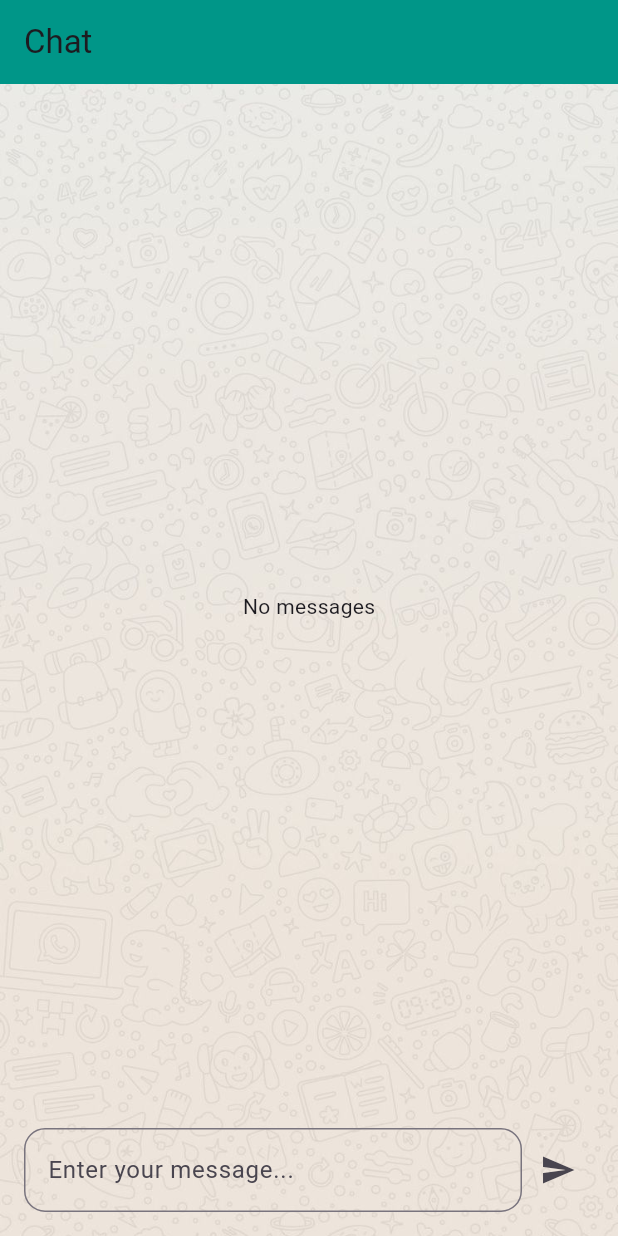
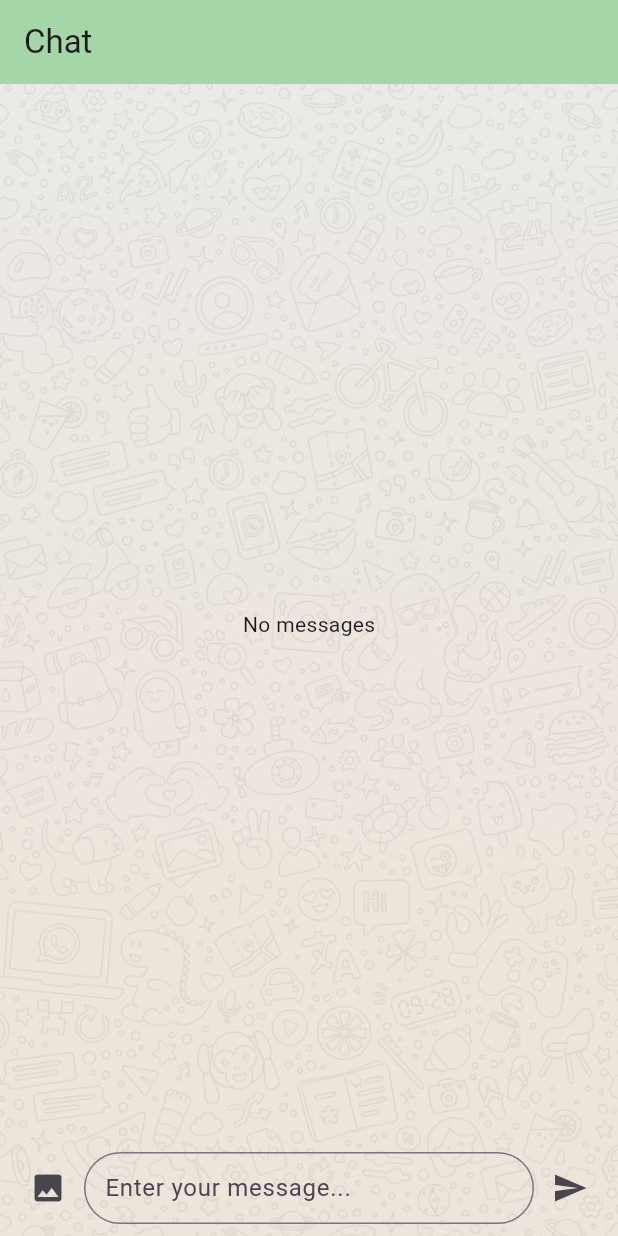
Before and after one commit to Arshadkhan247/Memory-Mentor-App, a Flutter app: the screen it shows after launch, after a tap on the "send" icon, on a phone screen of 412 x 824 dp. Run offline on Flutter 3.47's test engine with Material 3 defaults, Android fonts, the phone set to English and light mode, and no system bars; our stand-ins replace cloud_firestore, firebase_auth, firebase_core, firebase_storage, geocoding, geolocator and 4 more; accounts and stored records are empty.

Commit message:
change in textformfield and add image icon.

```diff
--- a/lib/Screens/Patient Dashboard/screen/patient_calls_and_chats_screen.dart
+++ b/lib/Screens/Patient Dashboard/screen/patient_calls_and_chats_screen.dart
@@ -1,215 +1,11 @@
-// import 'package:flutter/material.dart';
-// import 'package:cloud_firestore/cloud_firestore.dart';
-// import 'package:firebase_auth/firebase_auth.dart';
-// import 'package:intl/intl.dart';
+import 'dart:io';
 
-// class PatientCallsAndChatsScreen extends StatefulWidget {
-//   final String otherUserUid; // UID of the other user (patient or caregiver)
-
-//   const PatientCallsAndChatsScreen({Key? key, required this.otherUserUid})
-//       : super(key: key);
-
-//   @override
-//   _PatientCallsAndChatsScreenState createState() =>
-//       _PatientCallsAndChatsScreenState();
-// }
-
-// class _PatientCallsAndChatsScreenState
-//     extends State<PatientCallsAndChatsScreen> {
-//   final FirebaseAuth _auth = FirebaseAuth.instance;
-//   final FirebaseFirestore _firestore = FirebaseFirestore.instance;
-//   final TextEditingController _messageController = TextEditingController();
-
-//   @override
-//   Widget build(BuildContext context) {
-//     return Scaffold(
-//       appBar: AppBar(
-//         title: const Text('Chat'),
-//       ),
-//       body: Stack(
-//         children: [
-//           // Background Image
-//           Image.asset(
-//             'assets/chatBack.jpg',
-//             fit: BoxFit.cover,
-//             width: double.infinity,
-//             height: double.infinity,
-//           ),
-//           Padding(
-//             padding: const EdgeInsets.all(8.0),
-//             child: Column(
-//               children: [
-//                 Expanded(
-//                   child: StreamBuilder<QuerySnapshot>(
-//                     stream: _firestore
-//                         .collection('messages')
-//                         .where('users', arrayContainsAny: [
-//                           _auth.currentUser?.uid,
-//                           widget.otherUserUid
-//                         ])
-//                         .orderBy('timestamp', descending: true)
-//                         .snapshots(),
-//                     builder: (context, AsyncSnapshot<QuerySnapshot> snapshot) {
-//                       if (snapshot.connectionState == ConnectionState.waiting) {
-//                         return const Center(child: CircularProgressIndicator());
-//                       }
-
-//                       if (snapshot.hasError) {
-//                         return Center(
-//                           child: Text('Error: ${snapshot.error}'),
-//                         );
-//                       }
-
-//                       if (!snapshot.hasData || snapshot.data!.docs.isEmpty) {
-//                         return const Center(
-//                           child: Text("No messages"),
-//                         );
-//                       }
-
-//                       final messageDocs = snapshot.data!.docs;
-
-//                       return ListView.builder(
-//                         reverse: true,
-//                         itemCount: messageDocs.length,
-//                         itemBuilder: (context, index) {
-//                           final message =
-//                               messageDocs[index].data() as Map<String, dynamic>;
-//                           final messageText = message['text'] as String?;
-//                           final messageSender = message['sender'] as String?;
-//                           final timestamp = message['timestamp'] as Timestamp?;
-
-//                           return MessageWidget(
-//                             sender: messageSender ?? '',
-//                             text: messageText ?? '',
-//                             isMe: _auth.currentUser?.uid == messageSender,
-//                             timestamp: timestamp?.toDate() ?? DateTime.now(),
-//                           );
-//                         },
-//                       );
-//                     },
-//                   ),
-//                 ),
-//                 _buildMessageComposer(),
-//               ],
-//             ),
-//           ),
-//         ],
-//       ),
-//     );
-//   }
-
-//   Widget _buildMessageComposer() {
-//     return Padding(
-//       padding: const EdgeInsets.all(8.0),
-//       child: Row(
-//         children: [
-//           Expanded(
-//             child: TextField(
-//               controller: _messageController,
-//               decoration: const InputDecoration(
-//                 hintText: 'Enter your message...',
-//               ),
-//             ),
-//           ),
-//           IconButton(
-//             icon: const Icon(Icons.send),
-//             onPressed: () async {
-//               final user = _auth.currentUser;
-//               if (user != null && _messageController.text.isNotEmpty) {
-//                 await _firestore.collection('messages').add({
-//                   'text': _messageController.text,
-//                   'sender': user.uid,
-//                   'receiver': widget.otherUserUid,
-//                   'timestamp': FieldValue.serverTimestamp(),
-//                   'users': [user.uid, widget.otherUserUid],
-//                 });
-//                 _messageController.clear();
-//               }
-//             },
-//           ),
-//         ],
-//       ),
-//     );
-//   }
-// }
-
-// class MessageWidget extends StatelessWidget {
-//   final String sender;
-//   final String text;
-//   final bool isMe;
-//   final DateTime timestamp;
-
-//   const MessageWidget({
-//     Key? key,
-//     required this.sender,
-//     required this.text,
-//     required this.isMe,
-//     required this.timestamp,
-//   }) : super(key: key);
-
-//   @override
-//   Widget build(BuildContext context) {
-//     return Padding(
-//       padding: const EdgeInsets.all(8.0),
-//       child: Column(
-//         crossAxisAlignment:
-//             isMe ? CrossAxisAlignment.end : CrossAxisAlignment.start,
-//         children: [
-//           IntrinsicWidth(
-//             child: Container(
-//               constraints: BoxConstraints(
-//                   maxWidth: MediaQuery.of(context).size.width * 0.85),
-//               decoration: BoxDecoration(
-//                 color: isMe ? Colors.green[100] : Colors.grey.shade400,
-//                 borderRadius: BorderRadius.circular(8.0),
-//               ),
-//               padding: const EdgeInsets.all(4.0),
-//               child: Column(
-//                 crossAxisAlignment: CrossAxisAlignment.start,
-//                 children: [
-//                   Text(
-//                     text,
-//                     style: const TextStyle(fontSize: 16.0),
-//                   ),
-//                   const SizedBox(height: 4.0),
-//                   Align(
-//                     alignment: Alignment.bottomRight,
-//                     child: Text(
-//                       _formatTimestamp(timestamp),
-//                       style: const TextStyle(
-//                         fontSize: 11.0,
-//                         color: Colors.black54,
-//                       ),
-//                     ),
-//                   ),
-//                 ],
-//               ),
-//             ),
-//           )
-//         ],
-//       ),
-//     );
-//   }
-
-//   String _formatTimestamp(DateTime timestamp) {
-//     final now = DateTime.now();
-//     final today = DateTime(now.year, now.month, now.day);
-//     final yesterday = DateTime(now.year, now.month, now.day - 1);
-
-//     if (timestamp.isAfter(today)) {
-//       return 'Today ${DateFormat.jm().format(timestamp.toLocal())}';
-//     } else if (timestamp.isAfter(yesterday)) {
-//       return 'Yesterday ${DateFormat.jm().format(timestamp.toLocal())}';
-//     } else {
-//       return DateFormat('MMMM d, yyyy ${DateFormat.jm().pattern}')
-//           .format(timestamp.toLocal());
-//     }
-//   }
-// }
 import 'package:flutter/material.dart';
 import 'package:cloud_firestore/cloud_firestore.dart';
 import 'package:firebase_auth/firebase_auth.dart';
 import 'package:intl/intl.dart';
+import 'package:image_picker/image_picker.dart';
+import 'package:firebase_storage/firebase_storage.dart';
 
 class PatientCallsAndChatsScreen extends StatefulWidget {
   final String otherUserUid;
@@ -227,12 +23,14 @@ class _PatientCallsAndChatsScreenState
   final FirebaseAuth _auth = FirebaseAuth.instance;
   final FirebaseFirestore _firestore = FirebaseFirestore.instance;
   final TextEditingController _messageController = TextEditingController();
+  final ImagePicker _imagePicker = ImagePicker();
 
   @override
   Widget build(BuildContext context) {
     return Scaffold(
       appBar: AppBar(
-        backgroundColor: Colors.teal,
+        automaticallyImplyLeading: true,
+        backgroundColor: Colors.green.shade200,
         title: const Text('Chat'),
       ),
       body: Stack(
@@ -286,12 +84,14 @@ class _PatientCallsAndChatsScreenState
                           final messageText = message['text'] as String?;
                           final messageSender = message['sender'] as String?;
                           final timestamp = message['timestamp'] as Timestamp?;
+                          final imageUrl = message['image_url'] as String?;
 
                           return MessageWidget(
                             sender: messageSender ?? '',
                             text: messageText ?? '',
                             isMe: _auth.currentUser?.uid == messageSender,
                             timestamp: timestamp?.toDate() ?? DateTime.now(),
+                            imageUrl: imageUrl,
                             onDelete: () {
                               // Handle message deletion
                               _deleteMessage(messageDocs[index].id);
@@ -312,18 +112,23 @@ class _PatientCallsAndChatsScreenState
   }
 
   Widget _buildMessageComposer() {
-    return Padding(
-      padding: const EdgeInsets.all(8.0),
-      child: Row(
+    return Row(
       children: [
+        IconButton(
+          onPressed: _pickImage,
+          icon: const Icon(
+            Icons.image,
+          ),
+        ),
         Expanded(
           child: TextField(
             controller: _messageController,
             decoration: const InputDecoration(
+              contentPadding: EdgeInsets.only(left: 10),
               border: OutlineInputBorder(
                 borderRadius: BorderRadius.all(
                   Radius.circular(
-                      14,
+                    40,
                   ),
                 ),
               ),
@@ -335,21 +140,62 @@ class _PatientCallsAndChatsScreenState
           icon: const Icon(Icons.send),
           onPressed: () async {
             final user = _auth.currentUser;
-              if (user != null && _messageController.text.isNotEmpty) {
-                await _firestore.collection('messages').add({
-                  'text': _messageController.text,
-                  'sender': user.uid,
-                  'receiver': widget.otherUserUid,
-                  'timestamp': FieldValue.serverTimestamp(),
-                  'users': [user.uid, widget.otherUserUid],
+            if (user != null) {
+              if (_messageController.text.isNotEmpty) {
+                await _sendMessage(_messageController.text, user.uid);
+              } else if (_imageFile != null) {
+                await _sendImage(_imageFile!, user.uid);
+                setState(() {
+                  _imageFile = null; // Clear the selected image after sending
                 });
+              }
               _messageController.clear();
             }
           },
         ),
       ],
-      ),
     );
+  }
+
+  Future<void> _pickImage() async {
+    final pickedFile =
+        await _imagePicker.pickImage(source: ImageSource.gallery);
+    if (pickedFile != null) {
+      setState(() {
+        _imageFile = File(pickedFile.path);
+      });
+    }
+  }
+
+  File? _imageFile;
+
+  Future<void> _sendImage(File imageFile, String senderUid) async {
+    // Upload image to Firebase Storage
+    final storageRef = FirebaseStorage.instance
+        .ref()
+        .child('chat_images/${DateTime.now()}.png');
+    final UploadTask uploadTask = storageRef.putFile(imageFile);
+    await uploadTask.whenComplete(() => null);
+    final imageUrl = await storageRef.getDownloadURL();
+
+    // Send message with image URL
+    await _firestore.collection('messages').add({
+      'image_url': imageUrl,
+      'sender': senderUid,
+      'receiver': widget.otherUserUid,
+      'timestamp': FieldValue.serverTimestamp(),
+      'users': [senderUid, widget.otherUserUid],
+    });
+  }
+
+  Future<void> _sendMessage(String text, String senderUid) async {
+    await _firestore.collection('messages').add({
+      'text': text,
+      'sender': senderUid,
+      'receiver': widget.otherUserUid,
+      'timestamp': FieldValue.serverTimestamp(),
+      'users': [senderUid, widget.otherUserUid],
+    });
   }
 
   void _deleteMessage(String messageId) async {
@@ -363,6 +209,7 @@ class MessageWidget extends StatelessWidget {
   final bool isMe;
   final DateTime timestamp;
   final VoidCallback onDelete;
+  final String? imageUrl;
 
   const MessageWidget({
     Key? key,
@@ -371,6 +218,7 @@ class MessageWidget extends StatelessWidget {
     required this.isMe,
     required this.timestamp,
     required this.onDelete,
+    this.imageUrl,
   }) : super(key: key);
 
   @override
@@ -386,6 +234,12 @@ class MessageWidget extends StatelessWidget {
           crossAxisAlignment:
               isMe ? CrossAxisAlignment.end : CrossAxisAlignment.start,
           children: [
+            if (imageUrl != null)
+              Image.network(
+                imageUrl!,
+                width: 200.0, // Adjust the width as needed
+                height: 150.0, // Adjust the height as needed
+              ),
             IntrinsicWidth(
               child: Container(
                 constraints: BoxConstraints(
@@ -398,6 +252,7 @@ class MessageWidget extends StatelessWidget {
                 child: Column(
                   crossAxisAlignment: CrossAxisAlignment.start,
                   children: [
+                    if (imageUrl == null)
                       Text(
                         text,
                         style: const TextStyle(fontSize: 16.0),
```
Lines whose indentation alone changed are shown as unchanged.
